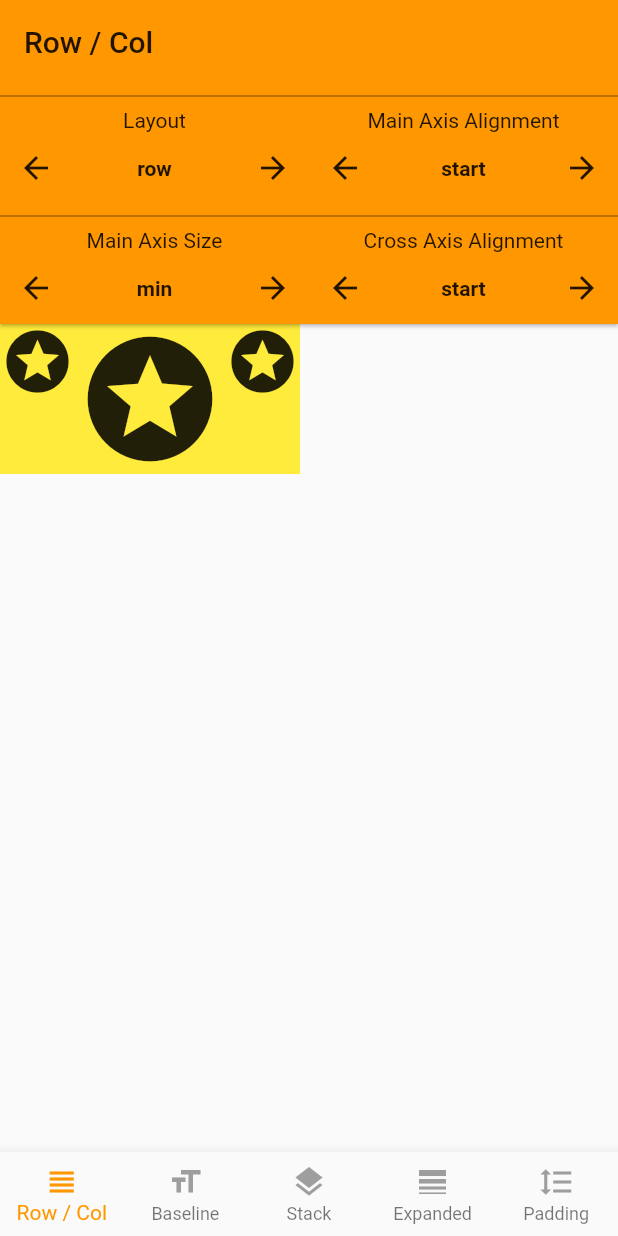
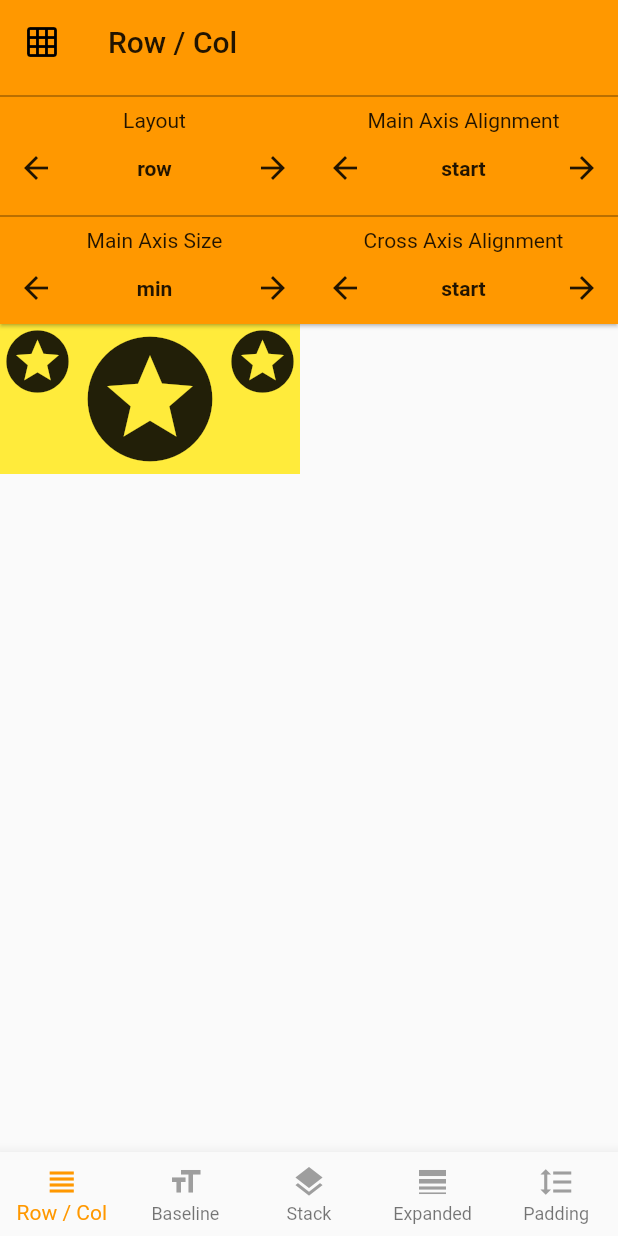
Before and after one commit to bizz84/layout-demo-flutter, a Flutter app: the screen it shows after launch, on a phone screen of 412 x 824 dp. Run offline on Flutter 3.47's test engine with Material 2 defaults, Android fonts, the phone set to English and light mode, and no system bars.

Commit message:
AppBarBuilder -> MainAppBar
Add AppBar leading button to switch layout group

```diff
--- a/lib/layout_type.dart
+++ b/lib/layout_type.dart
@@ -1,3 +1,16 @@
+
+import 'package:flutter/foundation.dart';
+
+enum LayoutGroup {
+  nonScrollable,
+  scrollable,
+}
+
+abstract class HasLayoutGroup {
+  LayoutGroup get layoutGroup;
+  VoidCallback get onLayoutToggle;
+}
+
 enum LayoutType {
   rowColumn,
   baseline,
--- a/lib/main_page.dart
+++ b/lib/main_page.dart
@@ -14,7 +14,14 @@ class MainPage extends StatefulWidget {
 }
 
 class _MainPageState extends State<MainPage> {
+  LayoutGroup _layoutGroup = LayoutGroup.nonScrollable;
   LayoutType _layoutSelection = LayoutType.rowColumn;
+
+  void _onLayoutGroupToggle() {
+    setState(() {
+      _layoutGroup = _layoutGroup == LayoutGroup.nonScrollable ? LayoutGroup.scrollable : LayoutGroup.nonScrollable;
+    });
+  }
 
   void _onLayoutSelected(LayoutType selection) {
     setState(() {
@@ -66,15 +73,15 @@ class _MainPageState extends State<MainPage> {
   Widget _buildBody() {
     switch (_layoutSelection) {
       case LayoutType.rowColumn:
-        return RowColumnPage();
+        return RowColumnPage(layoutGroup: _layoutGroup, onLayoutToggle: _onLayoutGroupToggle);
       case LayoutType.baseline:
-        return BaselinePage();
+        return BaselinePage(layoutGroup: _layoutGroup, onLayoutToggle: _onLayoutGroupToggle);
       case LayoutType.stack:
-        return StackPage();
+        return StackPage(layoutGroup: _layoutGroup, onLayoutToggle: _onLayoutGroupToggle);
       case LayoutType.expanded:
-        return ExpandedPage();
+        return ExpandedPage(layoutGroup: _layoutGroup, onLayoutToggle: _onLayoutGroupToggle);
       case LayoutType.padding:
-        return PaddingPage();
+        return PaddingPage(layoutGroup: _layoutGroup, onLayoutToggle: _onLayoutGroupToggle);
     }
     return null;
   }
--- /dev/null
+++ b/lib/pages/main_app_bar.dart
@@ -0,0 +1,20 @@
+import 'package:flutter/material.dart';
+import 'package:layout_demo_flutter/layout_type.dart';
+
+
+class MainAppBar extends AppBar {
+  MainAppBar({
+    LayoutGroup layoutGroup,
+    LayoutType layoutType,
+    PreferredSize bottom,
+    VoidCallback onLayoutToggle,
+  }) : super(
+          leading: IconButton(
+            icon: Icon(layoutGroup == LayoutGroup.nonScrollable ? Icons.grid_on : Icons.home),
+            onPressed: onLayoutToggle,
+          ),
+          title: Text(layoutName(layoutType)),
+          elevation: 1.0,
+          bottom: bottom,
+        );
+}
--- a/lib/pages/row_column_page.dart
+++ b/lib/pages/row_column_page.dart
@@ -1,10 +1,12 @@
 import 'package:flutter/material.dart';
 import 'package:layout_demo_flutter/layout_type.dart';
-import 'package:layout_demo_flutter/pages/appbar_builder.dart';
+import 'package:layout_demo_flutter/pages/main_app_bar.dart';
 import 'package:layout_demo_flutter/pages/row_column_layout_attributes.dart';
 
-class RowColumnPage extends StatefulWidget {
-  RowColumnPage({Key key}) : super(key: key);
+class RowColumnPage extends StatefulWidget implements HasLayoutGroup {
+  RowColumnPage({Key key, this.layoutGroup, this.onLayoutToggle}) : super(key: key);
+  final LayoutGroup layoutGroup;
+  final VoidCallback onLayoutToggle;
 
   @override
   _RowColumnPageState createState() => new _RowColumnPageState();
@@ -103,12 +105,14 @@ class _RowColumnPageState extends State<RowColumnPage> {
   @override
   Widget build(BuildContext context) {
     return Scaffold(
-      appBar: AppBarBuilder.build(
+      appBar: MainAppBar(
+        layoutGroup: widget.layoutGroup,
         layoutType: LayoutType.rowColumn,
         bottom: PreferredSize(
           preferredSize: Size(0.0, 160.0),
           child: _buildLayoutAttributesPage(),
         ),
+        onLayoutToggle: widget.onLayoutToggle,
       ),
       body: Container(color: Colors.yellow, child: buildContent()),
     );
```
Also changed, not shown: lib/pages/appbar_builder.dart (deleted, +0 -13 lines), lib/pages/baseline_page.dart (+8 -4 lines), lib/pages/expanded_page.dart (+8 -4 lines), lib/pages/padding_page.dart (+9 -3 lines), lib/pages/stack_page.dart (+8 -4 lines).
